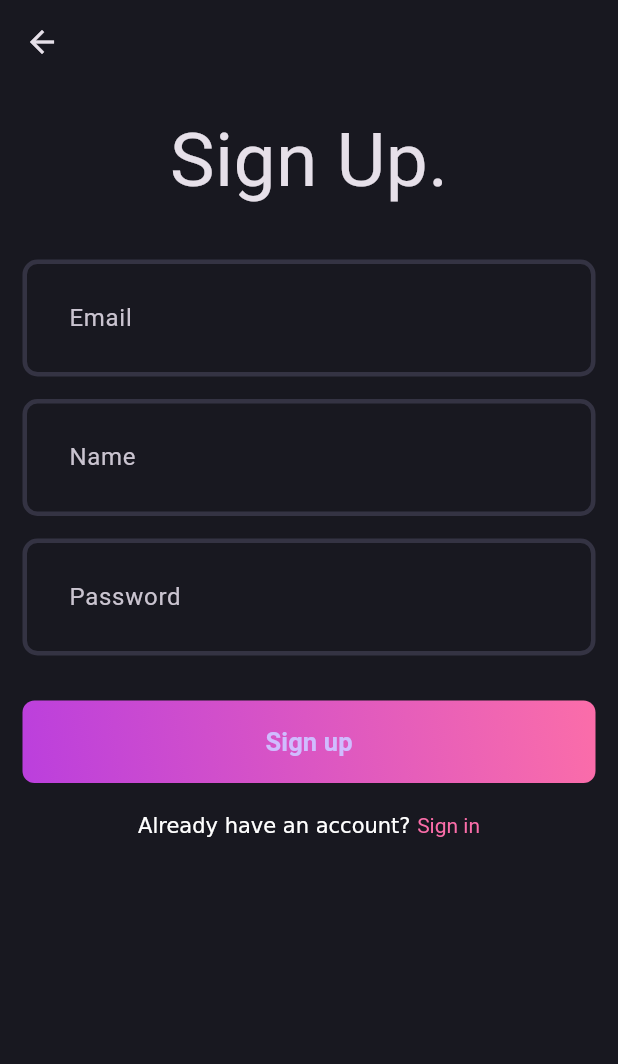
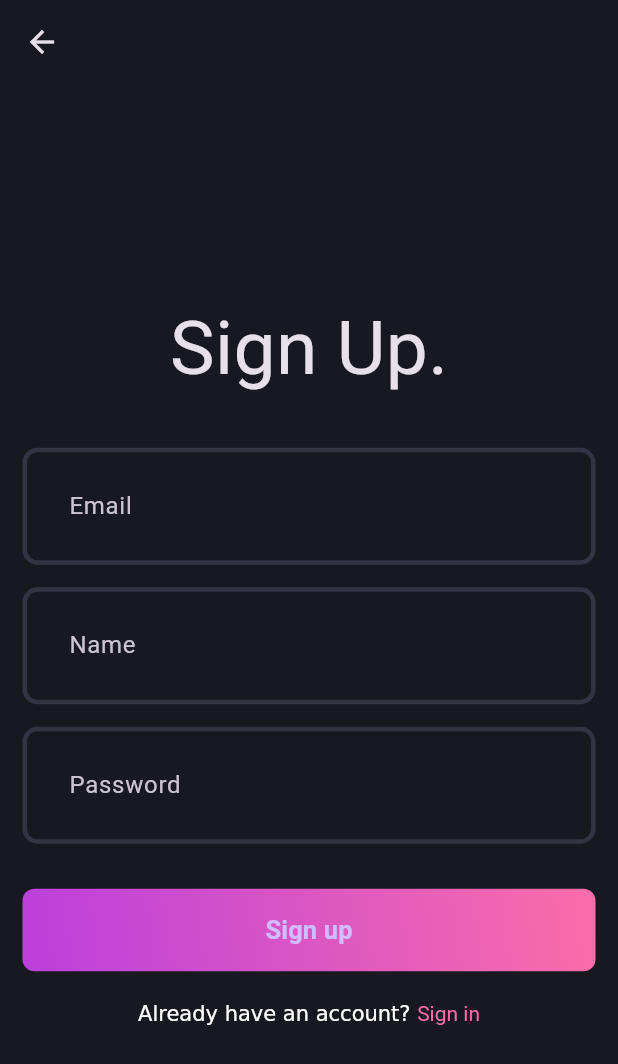
Before and after one commit to parasshakya/clean-code-blog-app, a Flutter app: the screen it shows after launch, after a tap on an icon or button, on a phone screen of 412 x 824 dp. Shown: the top 1064 px of the screen. Run offline on Flutter 3.47's test engine with Material 3 defaults, Android fonts, the phone set to English and light mode, and no system bars; our stand-ins replace dio, dotted_border, flutter_bloc, fpdart, get_it, hive and 2 more; accounts and stored records are empty; network calls fail.

Commit message:
fix navigation

```diff
--- a/lib/features/auth/presentation/pages/sign_in_page.dart
+++ b/lib/features/auth/presentation/pages/sign_in_page.dart
@@ -40,20 +40,20 @@ class _SignInPageState extends State<SignInPage> {
             if (state is AuthFailure) {
               showSnackBar(context, state.message);
             }
-            // if (state is AuthSuccess) {
-            //   Navigator.of(context)
-            //       .pushAndRemoveUntil(HomePage.route(), (route) => false);
-            // }
+            if (state is AuthSuccess) {
+              Navigator.of(context)
+                  .pushAndRemoveUntil(BlogsPage.route(), (route) => false);
+            }
           },
           builder: (context, state) {
             if (state is AuthLoadInProgress) {
               return const Loader();
             }
-            return Form(
+            return Center(
+              child: Form(
                 key: formkey,
                 child: SingleChildScrollView(
                   child: Column(
-                  mainAxisAlignment: MainAxisAlignment.center,
                     children: [
                       const Text(
                         "Sign In.",
@@ -104,6 +104,7 @@ class _SignInPageState extends State<SignInPage> {
                     ],
                   ),
                 ),
+              ),
             );
           },
         ),
--- a/lib/features/auth/presentation/pages/sign_up_page.dart
+++ b/lib/features/auth/presentation/pages/sign_up_page.dart
@@ -56,11 +56,11 @@ class _SignUpPageState extends State<SignUpPage> {
             if (state is AuthLoadInProgress) {
               return const Loader();
             }
-            return Form(
+            return Center(
+              child: Form(
                 key: formkey,
                 child: SingleChildScrollView(
                   child: Column(
-                  mainAxisAlignment: MainAxisAlignment.center,
                     children: [
                       const Text(
                         "Sign Up.",
@@ -107,7 +107,8 @@ class _SignUpPageState extends State<SignUpPage> {
                       ),
                       GestureDetector(
                         onTap: () {
-                        Navigator.of(context).push(SignInPage.route());
+                          Navigator.of(context).pushAndRemoveUntil(
+                              SignInPage.route(), (route) => false);
                         },
                         child: RichText(
                             text: const TextSpan(
@@ -121,6 +122,7 @@ class _SignUpPageState extends State<SignUpPage> {
                     ],
                   ),
                 ),
+              ),
             );
           },
         ),
```
Also changed, not shown: lib/features/blog/presentation/pages/blogs_page.dart (+11 -2 lines). Lines whose indentation alone changed are shown as unchanged.
